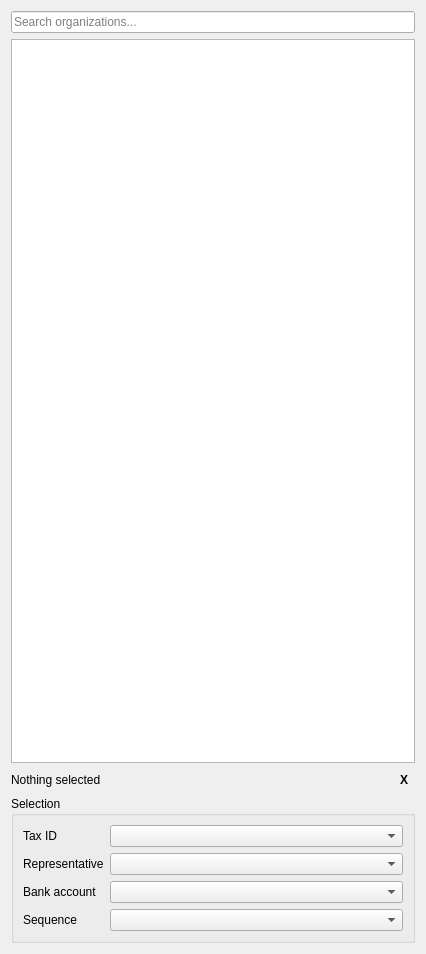
kuryletso/Plater, file app/gui/designer/party_column.ui: the form before one commit.
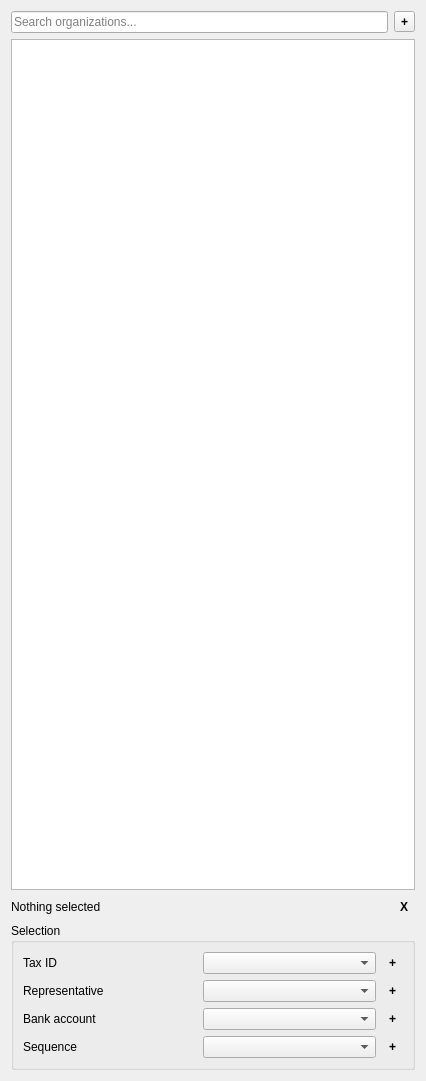
The form after the commit.

Commit message: Added UI dialogs for Organization and Tax ID CRUD.

What changed in the file:
```diff
--- a/app/gui/designer/party_column.ui
+++ b/app/gui/designer/party_column.ui
@@ -7,7 +7,7 @@
     <x>0</x>
     <y>0</y>
     <width>426</width>
-    <height>954</height>
+    <height>1081</height>
    </rect>
   </property>
   <property name="windowTitle">
@@ -15,14 +15,33 @@
   </property>
   <layout class="QVBoxLayout" name="verticalLayout" stretch="0,1,0,0">
    <item>
-    <widget class="QLineEdit" name="search_edit">
-     <property name="placeholderText">
-      <string>Search organizations...</string>
-     </property>
-     <property name="clearButtonEnabled">
-      <bool>true</bool>
-     </property>
-    </widget>
+    <layout class="QHBoxLayout" name="horizontalLayout_2">
+     <item>
+      <widget class="QLineEdit" name="search_edit">
+       <property name="placeholderText">
+        <string>Search organizations...</string>
+       </property>
+       <property name="clearButtonEnabled">
+        <bool>true</bool>
+       </property>
+      </widget>
+     </item>
+     <item>
+      <widget class="QToolButton" name="add_organization_button">
+       <property name="font">
+        <font>
+         <bold>true</bold>
+        </font>
+       </property>
+       <property name="toolTip">
+        <string>Create new Organization</string>
+       </property>
+       <property name="text">
+        <string>+</string>
+       </property>
+      </widget>
+     </item>
+    </layout>
    </item>
    <item>
     <widget class="QListWidget" name="organization_list"/>
@@ -61,7 +80,7 @@
      <property name="title">
       <string>Selection</string>
      </property>
-     <layout class="QFormLayout" name="formLayout">
+     <layout class="QGridLayout" name="gridLayout">
       <item row="0" column="0">
        <widget class="QLabel" name="tax_label">
         <property name="text">
@@ -72,6 +91,24 @@
       <item row="0" column="1">
        <widget class="QComboBox" name="tax_combo"/>
       </item>
+      <item row="0" column="2">
+       <widget class="QToolButton" name="add_tax_button">
+        <property name="font">
+         <font>
+          <bold>true</bold>
+         </font>
+        </property>
+        <property name="toolTip">
+         <string>Add new Tax ID</string>
+        </property>
+        <property name="text">
+         <string>+</string>
+        </property>
+        <property name="autoRaise">
+         <bool>true</bool>
+        </property>
+       </widget>
+      </item>
       <item row="1" column="0">
        <widget class="QLabel" name="representative_label">
         <property name="text">
@@ -82,6 +119,24 @@
       <item row="1" column="1">
        <widget class="QComboBox" name="representative_combo"/>
       </item>
+      <item row="1" column="2">
+       <widget class="QToolButton" name="add_representative_button">
+        <property name="font">
+         <font>
+          <bold>true</bold>
+         </font>
+        </property>
+        <property name="toolTip">
+         <string>Add new Representative</string>
+        </property>
+        <property name="text">
+         <string>+</string>
+        </property>
+        <property name="autoRaise">
+         <bool>true</bool>
+        </property>
+       </widget>
+      </item>
       <item row="2" column="0">
        <widget class="QLabel" name="bank_label">
         <property name="text">
@@ -92,6 +147,24 @@
       <item row="2" column="1">
        <widget class="QComboBox" name="bank_combo"/>
       </item>
+      <item row="2" column="2">
+       <widget class="QToolButton" name="add_bank_button">
+        <property name="font">
+         <font>
+          <bold>true</bold>
+         </font>
+        </property>
+        <property name="toolTip">
+         <string>Add new Bank account</string>
+        </property>
+        <property name="text">
+         <string>+</string>
+        </property>
+        <property name="autoRaise">
+         <bool>true</bool>
+        </property>
+       </widget>
+      </item>
       <item row="3" column="0">
        <widget class="QLabel" name="sequence_label">
         <property name="text">
@@ -102,6 +175,24 @@
       <item row="3" column="1">
        <widget class="QComboBox" name="sequence_combo"/>
       </item>
+      <item row="3" column="2">
+       <widget class="QToolButton" name="add_sequence_button">
+        <property name="font">
+         <font>
+          <bold>true</bold>
+         </font>
+        </property>
+        <property name="toolTip">
+         <string>Add new Sequence</string>
+        </property>
+        <property name="text">
+         <string>+</string>
+        </property>
+        <property name="autoRaise">
+         <bool>true</bool>
+        </property>
+       </widget>
+      </item>
      </layout>
     </widget>
    </item>
```
The commit also changes 7 other files.
